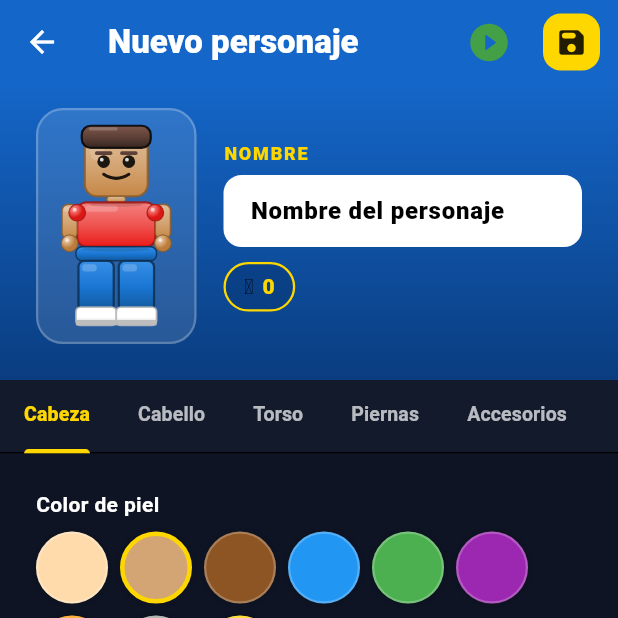
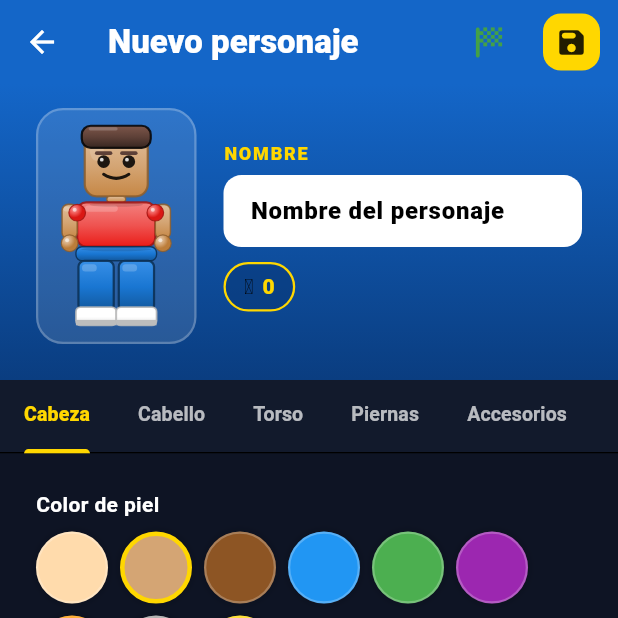
Before and after one commit to yesithv/lego-custom-character, a Flutter app: the screen it shows after launch, after a tap on "Crea tu corredor", on a phone screen of 412 x 824 dp, the top half of it. Run offline on Flutter 3.47's test engine with Material 3 defaults, Android fonts, the phone set to English and light mode, and no system bars; our stand-ins replace audioplayers, equatable, flutter_bloc, get_it, go_router, hive and 1 more; missing offline and left inert: flame; accounts and stored records are empty; Roboto replaces fonts that are missing (Nunito).

Commit message:
style: icono de "Guardar y jugar" -> bandera de carrera (sports_score)
Sustituye el play_circle por la bandera a cuadros de inicio de carrera,
más acorde a "ir a correr".

Co-Authored-By: Claude Opus 4.8 <noreply@anthropic.com>
Claude-Session: https://claude.ai/code/session_01NrR2jah288DQJCe3AGp7Hs

```diff
--- a/lib/features/character_editor/presentation/pages/character_editor_page.dart
+++ b/lib/features/character_editor/presentation/pages/character_editor_page.dart
@@ -121,7 +121,7 @@ class _EditorViewState extends State<_EditorView> {
                     .read<CharacterEditorBloc>()
                     .add(const SaveCurrentCharacter());
               },
-              icon: const Icon(Icons.play_circle_fill_rounded,
+              icon: const Icon(Icons.sports_score_rounded,
                   color: Color(0xFF43A047), size: 30),
             ),
             BlocBuilder<CharacterEditorBloc, CharacterEditorState>(
```
